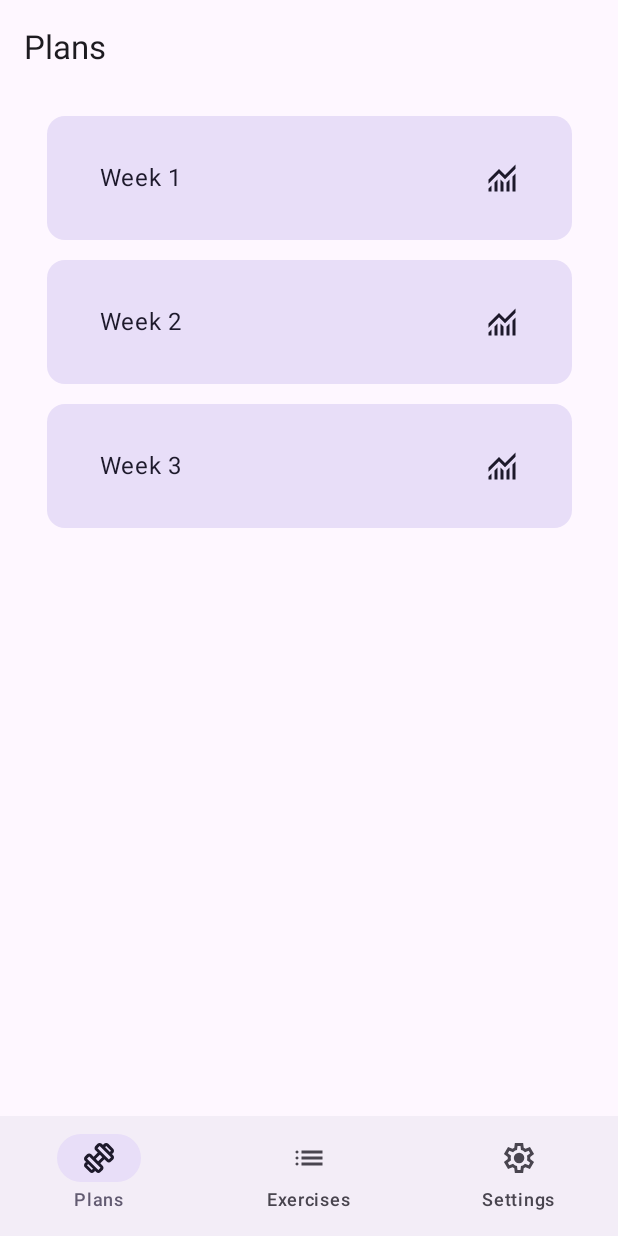
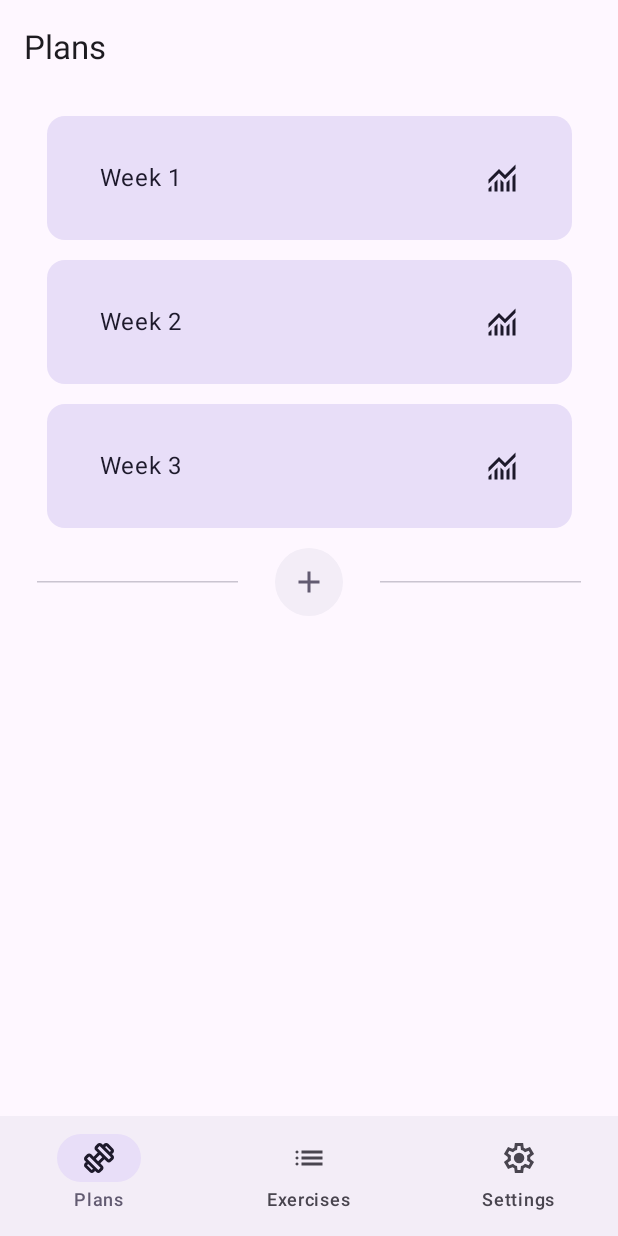
Before and after one commit to AleksM03/LLMPoweredFitness, an Android app built with Jetpack Compose: the screen it shows after launch (MainActivity), on a phone screen of 412 x 824 dp. Run offline under Robolectric (Android 15) with nearby library versions, the phone set to English and light mode, and no system bars.

Commit message:
added add button

```diff
--- /dev/null
+++ b/app/src/main/java/com/amilan/llmpoweredfitness/ui/generics/AddButton.kt
@@ -0,0 +1,68 @@
+package com.amilan.llmpoweredfitness.ui.generics
+
+import androidx.compose.foundation.background
+import androidx.compose.foundation.clickable
+import androidx.compose.foundation.layout.Arrangement
+import androidx.compose.foundation.layout.Box
+import androidx.compose.foundation.layout.BoxWithConstraints
+import androidx.compose.foundation.layout.Row
+import androidx.compose.foundation.layout.fillMaxWidth
+import androidx.compose.foundation.layout.padding
+import androidx.compose.foundation.layout.size
+import androidx.compose.foundation.shape.CircleShape
+import androidx.compose.material3.HorizontalDivider
+import androidx.compose.material3.Icon
+import androidx.compose.material3.MaterialTheme
+import androidx.compose.runtime.Composable
+import androidx.compose.ui.Alignment
+import androidx.compose.ui.Modifier
+import androidx.compose.ui.draw.clip
+import androidx.compose.ui.res.painterResource
+import com.amilan.llmpoweredfitness.R
+
+private const val BUTTON_SCALE = 0.12f
+private const val SPACING_SCALE = 0.06f
+
+@Composable
+fun AddButton(
+  onClick: () -> Unit,
+  modifier: Modifier = Modifier,
+) {
+  BoxWithConstraints(
+    modifier = modifier
+  ) {
+    val buttonSize = maxHeight * BUTTON_SCALE
+    val spacing = maxWidth * SPACING_SCALE
+
+    Row(
+      modifier = Modifier
+        .fillMaxWidth()
+        .padding(horizontal = spacing),
+      horizontalArrangement = Arrangement.spacedBy(spacing),
+      verticalAlignment = Alignment.CenterVertically
+    ) {
+      HorizontalDivider(
+        modifier = Modifier.weight(1f)
+      )
+
+      Box(
+        modifier = Modifier
+          .size(buttonSize)
+          .clip(CircleShape)
+          .background(MaterialTheme.colorScheme.surfaceContainer)
+          .clickable(onClick = onClick),
+        contentAlignment = Alignment.Center
+      ) {
+        Icon(
+          painter = painterResource(R.drawable.ic_add),
+          contentDescription = "Add",
+          tint = MaterialTheme.colorScheme.secondary
+        )
+      }
+
+      HorizontalDivider(
+        modifier = Modifier.weight(1f)
+      )
+    }
+  }
+}
--- a/app/src/main/java/com/amilan/llmpoweredfitness/ui/workout/PlansScreen.kt
+++ b/app/src/main/java/com/amilan/llmpoweredfitness/ui/workout/PlansScreen.kt
@@ -1,21 +1,15 @@
 package com.amilan.llmpoweredfitness.ui.workout
 
-import android.content.res.Configuration
 import androidx.compose.foundation.layout.Arrangement
 import androidx.compose.foundation.layout.Column
 import androidx.compose.foundation.layout.fillMaxHeight
-import androidx.compose.foundation.layout.fillMaxSize
 import androidx.compose.foundation.layout.fillMaxWidth
-import androidx.compose.foundation.layout.height
 import androidx.compose.foundation.layout.padding
-import androidx.compose.foundation.layout.width
-import androidx.compose.material3.Scaffold
 import androidx.compose.runtime.Composable
 import androidx.compose.ui.Alignment
-import androidx.compose.ui.tooling.preview.Preview
 import androidx.compose.ui.Modifier
 import androidx.compose.ui.unit.dp
-import com.amilan.llmpoweredfitness.ui.theme.AppTheme
+import com.amilan.llmpoweredfitness.ui.generics.AddButton
 import com.amilan.llmpoweredfitness.ui.workout.components.PlanCard
 
 private const val CARD_MAX_WIDTH_SCALE = 0.85f
@@ -29,7 +23,10 @@ fun PlansScreen(
   modifier: Modifier
 ) {
   Column(
-    modifier = modifier.padding(top=CARDS_DP_DISTANCE.dp).fillMaxWidth().fillMaxHeight(),
+    modifier = modifier
+      .padding(top = CARDS_DP_DISTANCE.dp)
+      .fillMaxWidth()
+      .fillMaxHeight(),
     verticalArrangement = Arrangement.spacedBy(CARDS_DP_DISTANCE.dp),
     horizontalAlignment = Alignment.CenterHorizontally
   ) {
@@ -41,5 +38,9 @@ fun PlansScreen(
         Modifier.fillMaxWidth(CARD_MAX_WIDTH_SCALE)
       )
     }
+    AddButton(
+      onClick = {},
+      modifier = Modifier.fillMaxWidth()
+    )
   }
 }
--- /dev/null
+++ b/app/src/main/res/drawable/ic_add.xml
@@ -0,0 +1,8 @@
+<vector xmlns:android="http://schemas.android.com/apk/res/android"
+    android:width="24dp"
+    android:height="24dp"
+    android:viewportWidth="24"
+    android:viewportHeight="24">
+    <path android:fillColor="@android:color/black"
+        android:pathData="M11,13H5V11h6V5h2v6h6v2H13v6H11V13Z"/>
+</vector>
--- a/settings.gradle.kts
+++ b/settings.gradle.kts
@@ -22,5 +22,5 @@ dependencyResolutionManagement {
     }
 }
 
-rootProject.name = "My Application"
+rootProject.name = "LLMPoweredFitness"
 include(":app")
```
